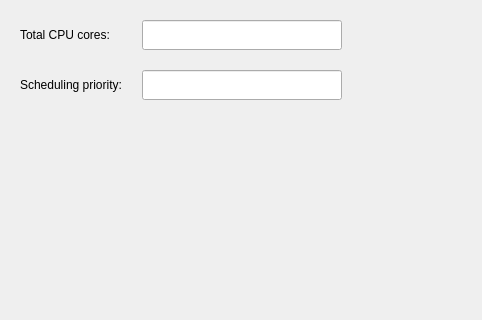
The window that src/pages/container/base-configuration/cpu-conf-tab.ui (openeuler-mirror/ks-scmc-gui) describes before a commit, drawn with Qt 5; both pictures show x 0 to 482 and y 0 to 320 of the 645 by 427 pixel window.
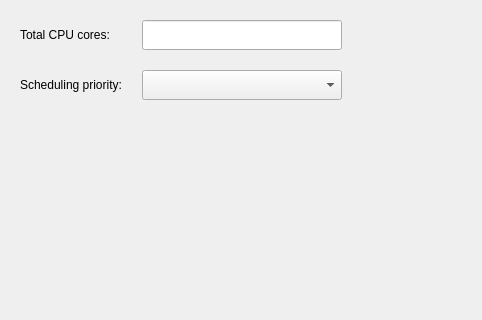
The same window after the commit.

```diff
--- a/src/pages/container/base-configuration/cpu-conf-tab.ui
+++ b/src/pages/container/base-configuration/cpu-conf-tab.ui
@@ -83,22 +83,6 @@
        </property>
       </widget>
      </item>
-     <item row="1" column="1">
-      <widget class="QLineEdit" name="lineEdit_sche_pri">
-       <property name="minimumSize">
-        <size>
-         <width>200</width>
-         <height>30</height>
-        </size>
-       </property>
-       <property name="maximumSize">
-        <size>
-         <width>200</width>
-         <height>30</height>
-        </size>
-       </property>
-      </widget>
-     </item>
      <item row="1" column="2">
       <spacer name="horizontalSpacer_8">
        <property name="orientation">
@@ -112,6 +96,22 @@
        </property>
       </spacer>
      </item>
+     <item row="1" column="1">
+      <widget class="QComboBox" name="cb_sche_pri">
+       <property name="minimumSize">
+        <size>
+         <width>200</width>
+         <height>30</height>
+        </size>
+       </property>
+       <property name="maximumSize">
+        <size>
+         <width>200</width>
+         <height>30</height>
+        </size>
+       </property>
+      </widget>
+     </item>
     </layout>
    </item>
    <item>
```
